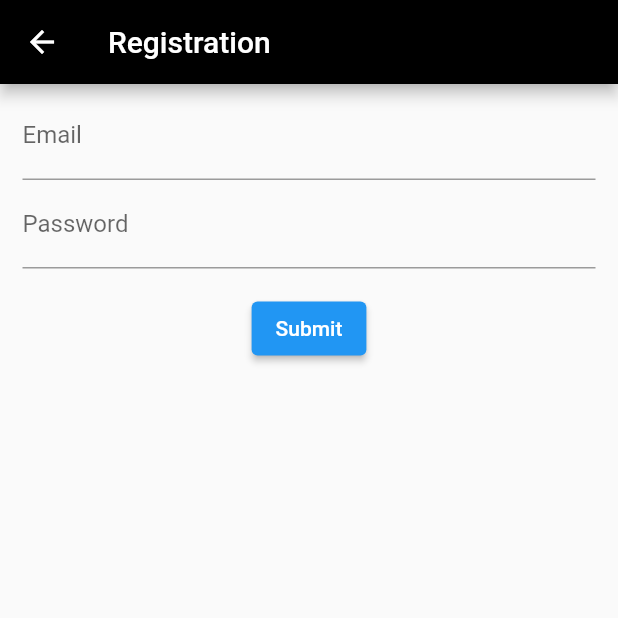
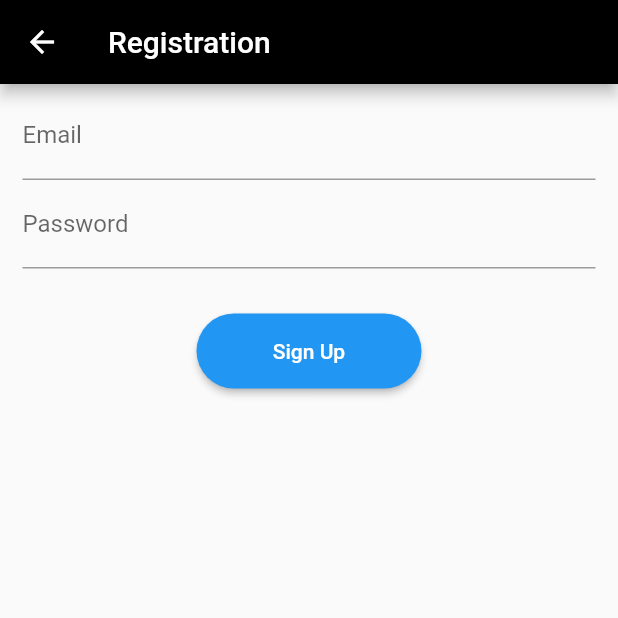
Before and after one commit to sellauno/loginfirebase, a Flutter app: the RegisterEmailSection screen opened by its route, on a phone screen of 412 x 824 dp, the top half of it. Run offline on Flutter 3.47's test engine with Material 2 defaults, Android fonts, the phone set to English and light mode, and no system bars; our stand-ins replace firebase_auth, firebase_core, google_sign_in; accounts and stored records are empty; network calls fail.

Commit message:
Button Rev

```diff
--- a/lib/register.dart
+++ b/lib/register.dart
@@ -19,7 +19,6 @@ class _RegisterEmailSectionState extends State<RegisterEmailSection> {
   final TextEditingController _passwordController = TextEditingController();
   bool _success;
   String _userEmail;
-  String percobaan = "belum";
   Widget build(BuildContext context) {
     return Scaffold(
       //key: _scaffoldKey,
@@ -56,9 +55,12 @@ class _RegisterEmailSectionState extends State<RegisterEmailSection> {
                 },
               ),
               Container(
-                padding: const EdgeInsets.symmetric(vertical: 16.0),
+                padding: const EdgeInsets.symmetric(vertical: 30.0),
                 alignment: Alignment.center,
-                child: ElevatedButton(
+                child: ButtonTheme(
+                  height: 50,
+                  minWidth: 150,
+                  child: RaisedButton(
                     onPressed: () async {
                       SignInSignUpResult result = await createUser(
                           email: _emailController.text,
@@ -71,9 +73,7 @@ class _RegisterEmailSectionState extends State<RegisterEmailSection> {
                                 builder: (context) => EmailScreen(
                                       user: result.user,
                                     )));
-                      setState(() {
-                        percobaan = "berhasil formkey";
-                      });
+                        setState(() {});
                       } else {
                         // Show Dialog
                         showDialog(
@@ -92,7 +92,14 @@ class _RegisterEmailSectionState extends State<RegisterEmailSection> {
                                 ));
                       }
                     },
-                  child: const Text('Submit'),
+                    color: Colors.blue,
+                    shape: RoundedRectangleBorder(
+                        borderRadius: BorderRadius.circular(40)),
+                    child: const Text(
+                      'Sign Up',
+                      style: TextStyle(color: Colors.white),
+                    ),
+                  ),
                 ),
               ),
             ],
```
Also changed, not shown: lib/sign_in_email.dart (+12 -2 lines). Lines whose indentation alone changed are shown as unchanged.
